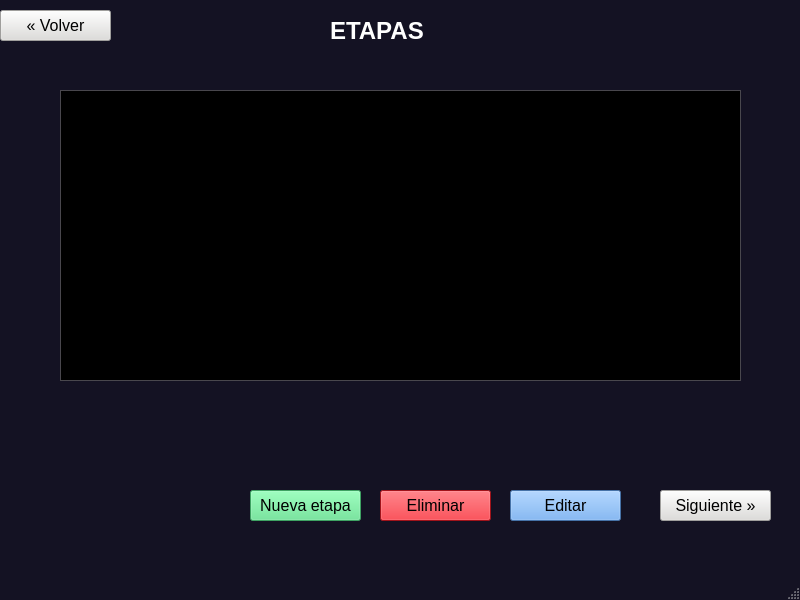
The window that Vistas ui/Etapas.ui (bradlygutierrez/programacionApp) describes before a commit, drawn with Qt 5.
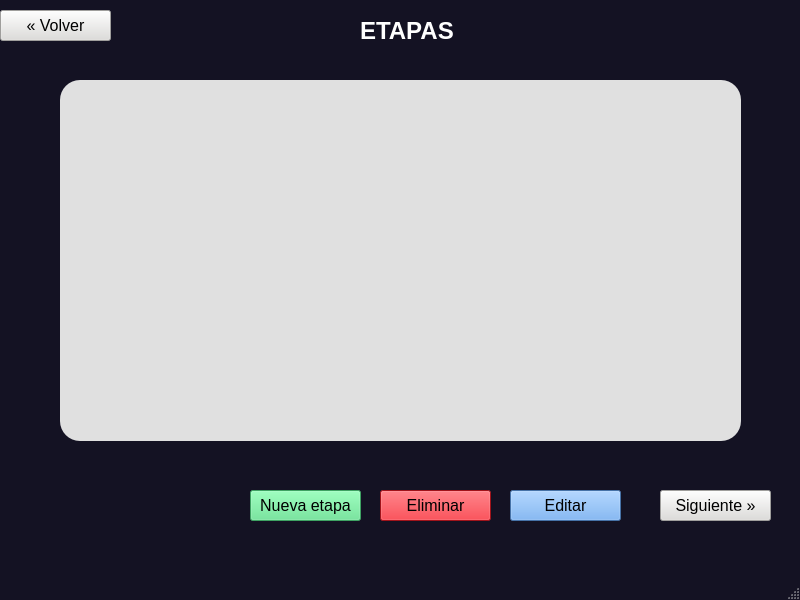
The same window after the commit.

Commit message: correcion del bug de Etapas.py, Etapas.py ahora es funcional con su tabla, ligeros cambios en algunas ventanas.

Patch:
```diff
--- a/Vistas ui/Etapas.ui
+++ b/Vistas ui/Etapas.ui
@@ -459,7 +459,7 @@
    <widget class="QLabel" name="label">
     <property name="geometry">
      <rect>
-      <x>330</x>
+      <x>360</x>
       <y>10</y>
       <width>101</width>
       <height>41</height>
@@ -2821,456 +2821,18 @@
      <bool>false</bool>
     </property>
    </widget>
-   <widget class="QListView" name="listView">
+   <widget class="QTableWidget" name="tableWidget">
     <property name="geometry">
      <rect>
       <x>60</x>
-      <y>90</y>
+      <y>80</y>
       <width>681</width>
-      <height>291</height>
+      <height>361</height>
      </rect>
     </property>
-    <property name="palette">
-     <palette>
-      <active>
-       <colorrole role="WindowText">
-        <brush brushstyle="SolidPattern">
-         <color alpha="255">
-          <red>255</red>
-          <green>255</green>
-          <blue>255</blue>
-         </color>
-        </brush>
-       </colorrole>
-       <colorrole role="Button">
-        <brush brushstyle="SolidPattern">
-         <color alpha="255">
-          <red>94</red>
-          <green>92</green>
-          <blue>100</blue>
-         </color>
-        </brush>
-       </colorrole>
-       <colorrole role="Light">
-        <brush brushstyle="SolidPattern">
-         <color alpha="255">
-          <red>141</red>
-          <green>138</green>
-          <blue>150</blue>
-         </color>
-        </brush>
-       </colorrole>
-       <colorrole role="Midlight">
-        <brush brushstyle="SolidPattern">
-         <color alpha="255">
-          <red>117</red>
-          <green>115</green>
-          <blue>125</blue>
-         </color>
-        </brush>
-       </colorrole>
-       <colorrole role="Dark">
-        <brush brushstyle="SolidPattern">
-         <color alpha="255">
-          <red>47</red>
-          <green>46</green>
-          <blue>50</blue>
-         </color>
-        </brush>
-       </colorrole>
-       <colorrole role="Mid">
-        <brush brushstyle="SolidPattern">
-         <color alpha="255">
-          <red>63</red>
-          <green>61</green>
-          <blue>67</blue>
-         </color>
-        </brush>
-       </colorrole>
-       <colorrole role="Text">
-        <brush brushstyle="SolidPattern">
-         <color alpha="255">
-          <red>255</red>
-          <green>255</green>
-          <blue>255</blue>
-         </color>
-        </brush>
-       </colorrole>
-       <colorrole role="BrightText">
-        <brush brushstyle="SolidPattern">
-         <color alpha="255">
-          <red>255</red>
-          <green>255</green>
-          <blue>255</blue>
-         </color>
-        </brush>
-       </colorrole>
-       <colorrole role="ButtonText">
-        <brush brushstyle="SolidPattern">
-         <color alpha="255">
-          <red>255</red>
-          <green>255</green>
-          <blue>255</blue>
-         </color>
-        </brush>
-       </colorrole>
-       <colorrole role="Base">
-        <brush brushstyle="SolidPattern">
-         <color alpha="255">
-          <red>0</red>
-          <green>0</green>
-          <blue>0</blue>
-         </color>
-        </brush>
-       </colorrole>
-       <colorrole role="Window">
-        <brush brushstyle="SolidPattern">
-         <color alpha="255">
-          <red>94</red>
-          <green>92</green>
-          <blue>100</blue>
-         </color>
-        </brush>
-       </colorrole>
-       <colorrole role="Shadow">
-        <brush brushstyle="SolidPattern">
-         <color alpha="255">
-          <red>0</red>
-          <green>0</green>
-          <blue>0</blue>
-         </color>
-        </brush>
-       </colorrole>
-       <colorrole role="AlternateBase">
-        <brush brushstyle="SolidPattern">
-         <color alpha="255">
-          <red>47</red>
-          <green>46</green>
-          <blue>50</blue>
-         </color>
-        </brush>
-       </colorrole>
-       <colorrole role="ToolTipBase">
-        <brush brushstyle="SolidPattern">
-         <color alpha="255">
-          <red>255</red>
-          <green>255</green>
-          <blue>220</blue>
-         </color>
-        </brush>
-       </colorrole>
-       <colorrole role="ToolTipText">
-        <brush brushstyle="SolidPattern">
-         <color alpha="255">
-          <red>0</red>
-          <green>0</green>
-          <blue>0</blue>
-         </color>
-        </brush>
-       </colorrole>
-       <colorrole role="PlaceholderText">
-        <brush brushstyle="SolidPattern">
-         <color alpha="128">
-          <red>255</red>
-          <green>255</green>
-          <blue>255</blue>
-         </color>
-        </brush>
-       </colorrole>
-      </active>
-      <inactive>
-       <colorrole role="WindowText">
-        <brush brushstyle="SolidPattern">
-         <color alpha="255">
-          <red>255</red>
-          <green>255</green>
-          <blue>255</blue>
-         </color>
-        </brush>
-       </colorrole>
-       <colorrole role="Button">
-        <brush brushstyle="SolidPattern">
-         <color alpha="255">
-          <red>94</red>
-          <green>92</green>
-          <blue>100</blue>
-         </color>
-        </brush>
-       </colorrole>
-       <colorrole role="Light">
-        <brush brushstyle="SolidPattern">
-         <color alpha="255">
-          <red>141</red>
-          <green>138</green>
-          <blue>150</blue>
-         </color>
-        </brush>
-       </colorrole>
-       <colorrole role="Midlight">
-        <brush brushstyle="SolidPattern">
-         <color alpha="255">
-          <red>117</red>
-          <green>115</green>
-          <blue>125</blue>
-         </color>
-        </brush>
-       </colorrole>
-       <colorrole role="Dark">
-        <brush brushstyle="SolidPattern">
-         <color alpha="255">
-          <red>47</red>
-          <green>46</green>
-          <blue>50</blue>
-         </color>
-        </brush>
-       </colorrole>
-       <colorrole role="Mid">
-        <brush brushstyle="SolidPattern">
-         <color alpha="255">
-          <red>63</red>
-          <green>61</green>
-          <blue>67</blue>
-         </color>
-        </brush>
-       </colorrole>
-       <colorrole role="Text">
-        <brush brushstyle="SolidPattern">
-         <color alpha="255">
-          <red>255</red>
-          <green>255</green>
-          <blue>255</blue>
-         </color>
-        </brush>
-       </colorrole>
-       <colorrole role="BrightText">
-        <brush brushstyle="SolidPattern">
-         <color alpha="255">
-          <red>255</red>
-          <green>255</green>
-          <blue>255</blue>
-         </color>
-        </brush>
-       </colorrole>
-       <colorrole role="ButtonText">
-        <brush brushstyle="SolidPattern">
-         <color alpha="255">
-          <red>255</red>
-          <green>255</green>
-          <blue>255</blue>
-         </color>
-        </brush>
-       </colorrole>
-       <colorrole role="Base">
-        <brush brushstyle="SolidPattern">
-         <color alpha="255">
-          <red>0</red>
-          <green>0</green>
-          <blue>0</blue>
-         </color>
-        </brush>
-       </colorrole>
-       <colorrole role="Window">
-        <brush brushstyle="SolidPattern">
-         <color alpha="255">
-          <red>94</red>
-          <green>92</green>
-          <blue>100</blue>
-         </color>
-        </brush>
-       </colorrole>
-       <colorrole role="Shadow">
-        <brush brushstyle="SolidPattern">
-         <color alpha="255">
-          <red>0</red>
-          <green>0</green>
-          <blue>0</blue>
-         </color>
-        </brush>
-       </colorrole>
-       <colorrole role="AlternateBase">
-        <brush brushstyle="SolidPattern">
-         <color alpha="255">
-          <red>47</red>
-          <green>46</green>
-          <blue>50</blue>
-         </color>
-        </brush>
-       </colorrole>
-       <colorrole role="ToolTipBase">
-        <brush brushstyle="SolidPattern">
-         <color alpha="255">
-          <red>255</red>
-          <green>255</green>
-          <blue>220</blue>
-         </color>
-        </brush>
-       </colorrole>
-       <colorrole role="ToolTipText">
-        <brush brushstyle="SolidPattern">
-         <color alpha="255">
-          <red>0</red>
-          <green>0</green>
-          <blue>0</blue>
-         </color>
-        </brush>
-       </colorrole>
-       <colorrole role="PlaceholderText">
-        <brush brushstyle="SolidPattern">
-         <color alpha="128">
-          <red>255</red>
-          <green>255</green>
-          <blue>255</blue>
-         </color>
-        </brush>
-       </colorrole>
-      </inactive>
-      <disabled>
-       <colorrole role="WindowText">
-        <brush brushstyle="SolidPattern">
-         <color alpha="255">
-          <red>47</red>
-          <green>46</green>
-          <blue>50</blue>
-         </color>
-        </brush>
-       </colorrole>
-       <colorrole role="Button">
-        <brush brushstyle="SolidPattern">
-         <color alpha="255">
-          <red>94</red>
-          <green>92</green>
-          <blue>100</blue>
-         </color>
-        </brush>
-       </colorrole>
-       <colorrole role="Light">
-        <brush brushstyle="SolidPattern">
-         <color alpha="255">
-          <red>141</red>
-          <green>138</green>
-          <blue>150</blue>
-         </color>
-        </brush>
-       </colorrole>
-       <colorrole role="Midlight">
-        <brush brushstyle="SolidPattern">
-         <color alpha="255">
-          <red>117</red>
-          <green>115</green>
-          <blue>125</blue>
-         </color>
-        </brush>
-       </colorrole>
-       <colorrole role="Dark">
-        <brush brushstyle="SolidPattern">
-         <color alpha="255">
-          <red>47</red>
-          <green>46</green>
-          <blue>50</blue>
-         </color>
-        </brush>
-       </colorrole>
-       <colorrole role="Mid">
-        <brush brushstyle="SolidPattern">
-         <color alpha="255">
-          <red>63</red>
-          <green>61</green>
-          <blue>67</blue>
-         </color>
-        </brush>
-       </colorrole>
-       <colorrole role="Text">
-        <brush brushstyle="SolidPattern">
-         <color alpha="255">
-          <red>47</red>
-          <green>46</green>
-          <blue>50</blue>
-         </color>
-        </brush>
-       </colorrole>
-       <colorrole role="BrightText">
-        <brush brushstyle="SolidPattern">
-         <color alpha="255">
-          <red>255</red>
-          <green>255</green>
-          <blue>255</blue>
-         </color>
-        </brush>
-       </colorrole>
-       <colorrole role="ButtonText">
-        <brush brushstyle="SolidPattern">
-         <color alpha="255">
-          <red>47</red>
-          <green>46</green>
-          <blue>50</blue>
-         </color>
-        </brush>
-       </colorrole>
-       <colorrole role="Base">
-        <brush brushstyle="SolidPattern">
-         <color alpha="255">
-          <red>94</red>
-          <green>92</green>
-          <blue>100</blue>
-         </color>
-        </brush>
-       </colorrole>
-       <colorrole role="Window">
-        <brush brushstyle="SolidPattern">
-         <color alpha="255">
-          <red>94</red>
-          <green>92</green>
-          <blue>100</blue>
-         </color>
-        </brush>
-       </colorrole>
-       <colorrole role="Shadow">
-        <brush brushstyle="SolidPattern">
-         <color alpha="255">
-          <red>0</red>
-          <green>0</green>
-          <blue>0</blue>
-         </color>
-        </brush>
-       </colorrole>
-       <colorrole role="AlternateBase">
-        <brush brushstyle="SolidPattern">
-         <color alpha="255">
-          <red>94</red>
-          <green>92</green>
-          <blue>100</blue>
-         </color>
-        </brush>
-       </colorrole>
-       <colorrole role="ToolTipBase">
-        <brush brushstyle="SolidPattern">
-         <color alpha="255">
-          <red>255</red>
-          <green>255</green>
-          <blue>220</blue>
-         </color>
-        </brush>
-       </colorrole>
-       <colorrole role="ToolTipText">
-        <brush brushstyle="SolidPattern">
-         <color alpha="255">
-          <red>0</red>
-          <green>0</green>
-          <blue>0</blue>
-         </color>
-        </brush>
-       </colorrole>
-       <colorrole role="PlaceholderText">
-        <brush brushstyle="SolidPattern">
-         <color alpha="128">
-          <red>255</red>
-          <green>255</green>
-          <blue>255</blue>
-         </color>
-        </brush>
-       </colorrole>
-      </disabled>
-     </palette>
+    <property name="styleSheet">
+     <string notr="true">background-color: rgb(224, 224, 224);
+border-radius: 20px;</string>
     </property>
    </widget>
   </widget>
```
The commit also changes 4 other files.
